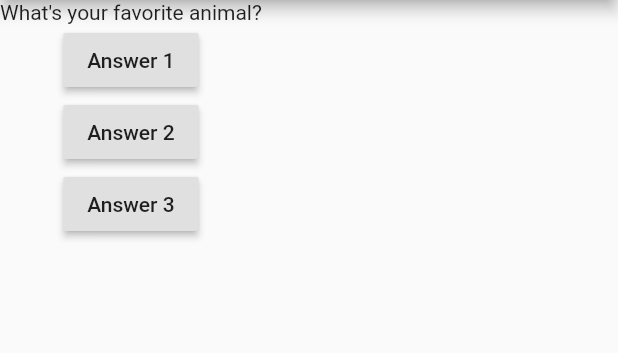
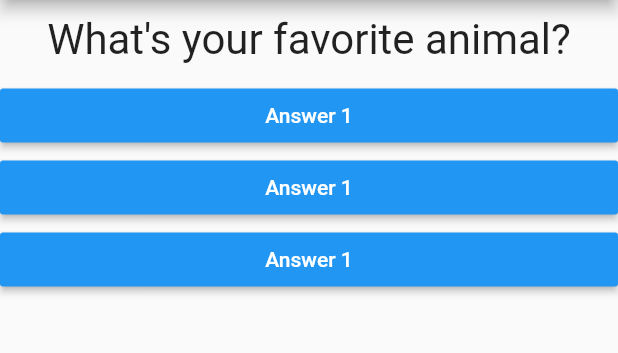
Before and after one commit to demkantor/favorites-app, a Flutter app: the screen it shows after launch, after a tap on "Answer 1", on a phone screen of 412 x 824 dp, the part 84-437 px from its top. Run offline on Flutter 3.47's test engine with Material 2 defaults, Android fonts, the phone set to English and light mode, and no system bars.

Commit message:
created question and answer widgets

```diff
--- /dev/null
+++ b/lib/answer.dart
@@ -0,0 +1,20 @@
+import 'package:flutter/material.dart';
+
+class Answer extends StatelessWidget {
+  final Function selectHandler;
+
+  Answer(this.selectHandler);
+
+  @override
+  Widget build(BuildContext context) {
+    return Container(
+      width: double.infinity,
+      child: RaisedButton(
+        color: Colors.blue,
+        textColor: Colors.white,
+        child: Text('Answer 1'),
+        onPressed: selectHandler,
+      ),
+    );
+  }
+}
--- a/lib/main.dart
+++ b/lib/main.dart
@@ -1,4 +1,7 @@
 import 'package:flutter/material.dart';
+
+import './question.dart';
+import './answer.dart';
 
 void main() {
   runApp(MyApp());
@@ -10,18 +13,18 @@ void main() {
 class MyApp extends StatefulWidget {
   @override
   State<StatefulWidget> createState() {
-    return MyAppState();
+    return _MyAppState();
   }
 }
 
-class MyAppState extends State<MyApp> {
-  var questionIndex = 0;
+class _MyAppState extends State<MyApp> {
+  var _questionIndex = 0;
 
-  void answerQuestion() {
+  void _answerQuestion() {
     setState(() {
-      questionIndex = questionIndex + 1;
+      _questionIndex = _questionIndex + 1;
     });
-    print(questionIndex);
+    print(_questionIndex);
   }
 
   @override
@@ -38,19 +41,12 @@ class MyAppState extends State<MyApp> {
         ),
         body: Column(
           children: [
-            Text(questions[questionIndex]),
-            RaisedButton(
-              child: Text('Answer 1'),
-              onPressed: answerQuestion,
+            Question(
+              questions[_questionIndex],
             ),
-            RaisedButton(
-              child: Text('Answer 2'),
-              onPressed: answerQuestion,
-            ),
-            RaisedButton(
-              child: Text('Answer 3'),
-              onPressed: answerQuestion,
-            ),
+            Answer(_answerQuestion),
+            Answer(_answerQuestion),
+            Answer(_answerQuestion),
           ],
         ),
       ),
--- /dev/null
+++ b/lib/question.dart
@@ -0,0 +1,20 @@
+import 'package:flutter/material.dart';
+
+class Question extends StatelessWidget {
+  final String questionText;
+
+  Question(this.questionText);
+
+  @override
+  Widget build(BuildContext context) {
+    return Container(
+      width: double.infinity,
+      margin: EdgeInsets.all(10),
+      child: Text(
+        questionText,
+        style: TextStyle(fontSize: 28),
+        textAlign: TextAlign.center,
+      ),
+    );
+  }
+}
```
